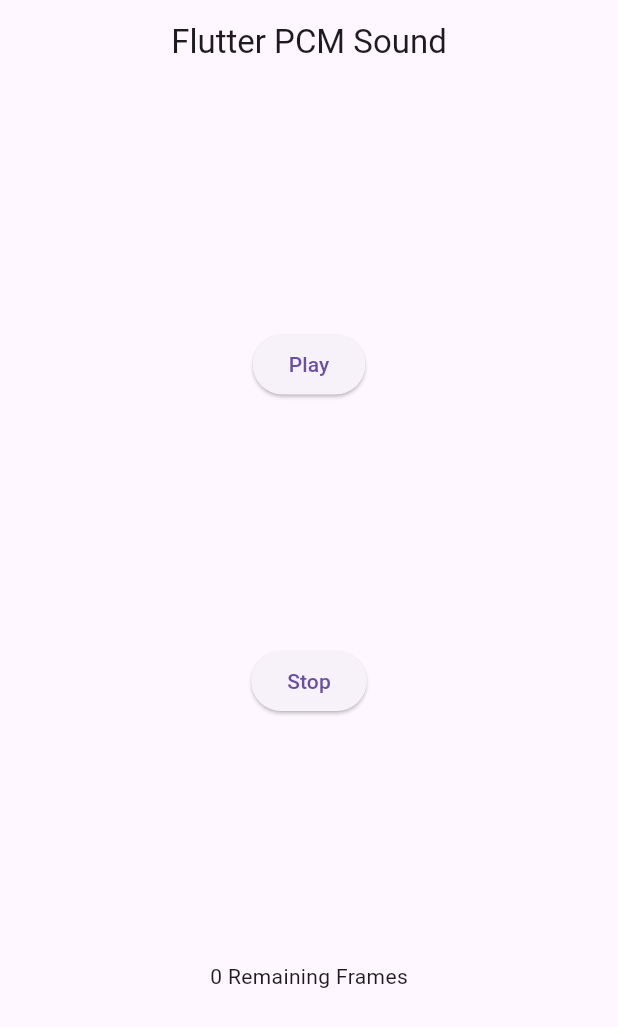
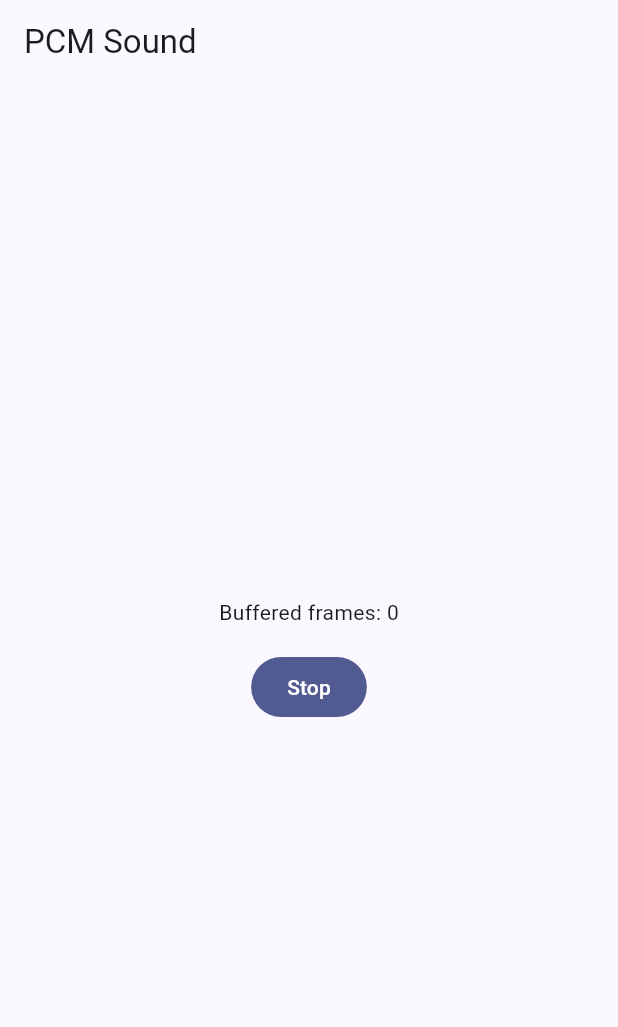
Before and after one commit to yashmanghnani/ym_flutter_pcm_sound, a Flutter app: the screen it shows after launch, after a tap on "Play", on a phone screen of 412 x 824 dp. Shown: the top 1027 px of the screen. Run offline on Flutter 3.47's test engine with Material 3 defaults, Android fonts, the phone set to English and light mode, and no system bars.

Commit message:
Upgrade Flutter PCM plugin for Flutter 3.50
Refresh Android and iOS example projects and platform requirements, remove macOS support, fix PCM buffer handling and playback lifecycle, and update documentation and tests.

```diff
--- a/example/lib/main.dart
+++ b/example/lib/main.dart
@@ -1,108 +1,113 @@
+import 'dart:async';
+
+// Flutter's Material library remains bundled with the SDK.
+// ignore: deprecated_member_use
 import 'package:flutter/material.dart';
-import 'package:flutter_pcm_sound/flutter_pcm_sound.dart';
+import 'package:ym_flutter_pcm_sound/ym_flutter_pcm_sound.dart';
 
-void main() {
-  runApp(MyApp());
+void main() => runApp(const PcmExample());
+
+class PcmExample extends StatelessWidget {
+  const PcmExample({super.key});
+
+  @override
+  Widget build(BuildContext context) => MaterialApp(
+    title: 'PCM Sound',
+    theme: ThemeData(colorSchemeSeed: Colors.indigo),
+    home: const PlayerPage(),
+  );
 }
 
-class MyApp extends StatelessWidget {
-  const MyApp({Key? key}) : super(key: key);
+class PlayerPage extends StatefulWidget {
+  const PlayerPage({super.key});
 
   @override
-  Widget build(BuildContext context) {
-    return PcmSoundApp();
-  }
+  State<PlayerPage> createState() => _PlayerPageState();
 }
 
-class PcmSoundApp extends StatefulWidget {
-  @override
-  _PcmSoundAppState createState() => _PcmSoundAppState();
-}
-
-class _PcmSoundAppState extends State<PcmSoundApp> with WidgetsBindingObserver {
-  static const int sampleRate = 48000;
-  bool _isPlaying = false;
-  bool _isActive = true;
+class _PlayerPageState extends State<PlayerPage> with WidgetsBindingObserver {
+  static const sampleRate = 48000;
+  final _scale = MajorScale(sampleRate: sampleRate, noteDuration: 0.2);
+  bool _ready = false;
+  bool _playing = false;
+  bool _active = true;
   int _remainingFrames = 0;
-  MajorScale scale = MajorScale(sampleRate: sampleRate, noteDuration: 0.20);
-
-  final GlobalKey<ScaffoldMessengerState> _scaffoldMessengerKey =
-      GlobalKey<ScaffoldMessengerState>();
+  String? _error;
 
   @override
   void initState() {
     super.initState();
-    WidgetsBinding.instance.addObserver(this); // register observer
+    WidgetsBinding.instance.addObserver(this);
+    unawaited(_initialize());
+  }
 
-    FlutterPcmSound.setLogLevel(LogLevel.verbose).onError(_showError);
-    FlutterPcmSound.setup(sampleRate: sampleRate, channelCount: 1).onError(_showError);
-    FlutterPcmSound.setFeedThreshold(sampleRate ~/ 10).onError(_showError);
+  Future<void> _initialize() async {
+    try {
+      await FlutterPcmSound.setup(sampleRate: sampleRate, channelCount: 1);
+      await FlutterPcmSound.setFeedThreshold(sampleRate ~/ 10);
+      if (!mounted) return;
       FlutterPcmSound.setFeedCallback(_onFeed);
+      setState(() => _ready = true);
+    } catch (error) {
+      if (mounted) setState(() => _error = error.toString());
+    }
+  }
+
+  void _onFeed(int remainingFrames) {
+    if (!mounted) return;
+    setState(() => _remainingFrames = remainingFrames);
+    if (_playing && _active) unawaited(_feed());
+  }
+
+  Future<void> _feed() async {
+    try {
+      await FlutterPcmSound.feed(
+        PcmArrayInt16.fromList(_scale.generate(periods: 20)),
+      );
+    } catch (error) {
+      if (mounted)
+        setState(() {
+          _playing = false;
+          _error = error.toString();
+        });
+    }
+  }
+
+  @override
+  void didChangeAppLifecycleState(AppLifecycleState state) {
+    _active = state == AppLifecycleState.resumed;
+    if (_active && _playing && _ready) FlutterPcmSound.start();
   }
 
   @override
   void dispose() {
-    WidgetsBinding.instance.removeObserver(this); // clean up
-    FlutterPcmSound.release().onError(_showError);
+    WidgetsBinding.instance.removeObserver(this);
+    FlutterPcmSound.setFeedCallback(null);
+    unawaited(FlutterPcmSound.release());
     super.dispose();
   }
 
   @override
-  void didChangeAppLifecycleState(AppLifecycleState state) {
-    setState(() {
-      _isActive = state == AppLifecycleState.resumed;
-    });
-  }
-
-  bool _showError(Object? err, StackTrace st) {
-    _scaffoldMessengerKey.currentState?.showSnackBar(
-      SnackBar(content: Text("feed failed: $err")),
-    );
-    return true;
-  }
-
-  void _onFeed(int remainingFrames) async {
-    setState(() {
-      _remainingFrames = remainingFrames;
-    });
-
-    // Only feed if playing AND app is active
-    if (_isPlaying && _isActive) {
-      List<int> frames = scale.generate(periods: 20);
-      await FlutterPcmSound.feed(PcmArrayInt16.fromList(frames))
-          .onError(_showError);
-    }
-  }
-
-  @override
-  Widget build(BuildContext context) {
-    return MaterialApp(
-      scaffoldMessengerKey: _scaffoldMessengerKey,
-      theme: ThemeData(primarySwatch: Colors.blue),
-      home: Scaffold(
-        appBar: AppBar(centerTitle: true, title: Text('Flutter PCM Sound')),
+  Widget build(BuildContext context) => Scaffold(
+    appBar: AppBar(title: const Text('PCM Sound')),
     body: Center(
       child: Column(
-            mainAxisAlignment: MainAxisAlignment.spaceEvenly,
+        mainAxisSize: MainAxisSize.min,
         children: [
-              ElevatedButton(
-                onPressed: () {
-                  _isPlaying = true;
-                  FlutterPcmSound.start();
+          Text('Buffered frames: $_remainingFrames'),
+          if (_error != null) Text(_error!),
+          const SizedBox(height: 16),
+          FilledButton(
+            onPressed: !_ready
+                ? null
+                : () {
+                    setState(() => _playing = !_playing);
+                    if (_playing) FlutterPcmSound.start();
                   },
-                child: Text('Play'),
+            child: Text(_playing ? 'Stop' : 'Play'),
           ),
-              ElevatedButton(
-                onPressed: () {
-                  _isPlaying = false;
-                },
-                child: Text('Stop'),
-              ),
-              Text('$_remainingFrames Remaining Frames'),
         ],
-          ),
       ),
     ),
   );
 }
-}
--- a/lib/ym_flutter_pcm_sound.dart
+++ b/lib/ym_flutter_pcm_sound.dart
@@ -19,7 +19,8 @@ enum IosAudioCategory {
 }
 
 class FlutterPcmSound {
-  static const MethodChannel _channel = const MethodChannel('flutter_pcm_sound/methods');
+  static const MethodChannel _channel =
+      MethodChannel('flutter_pcm_sound/methods');
 
   static Function(int)? onFeedSamplesCallback;
 
@@ -36,31 +37,42 @@ class FlutterPcmSound {
   /// setup audio
   /// 'avAudioCategory' is for iOS only,
   /// enabled by default on other platforms
-  static Future<void> setup(
-      {required int sampleRate,
-      required int channelCount,
-      IosAudioCategory iosAudioCategory = IosAudioCategory.playback,
-      bool iosAllowBackgroundAudio = false,
-      }) async {
-    return await _invokeMethod('setup', {
+  static Future<void> setup({
+    required int sampleRate,
+    required int channelCount,
+    IosAudioCategory iosAudioCategory = IosAudioCategory.playback,
+    bool iosAllowBackgroundAudio = false,
+  }) async {
+    if (sampleRate <= 0)
+      throw ArgumentError.value(sampleRate, 'sampleRate', 'Must be positive');
+    if (channelCount != 1 && channelCount != 2) {
+      throw ArgumentError.value(channelCount, 'channelCount', 'Must be 1 or 2');
+    }
+    _needsStart = true;
+    await _invokeMethod('setup', {
       'sample_rate': sampleRate,
       'num_channels': channelCount,
       'ios_audio_category': iosAudioCategory.name,
-      'ios_allow_background_audio' : iosAllowBackgroundAudio,
+      'ios_allow_background_audio': iosAllowBackgroundAudio,
     });
   }
 
   /// queue 16-bit samples (little endian)
   static Future<void> feed(PcmArrayInt16 buffer) async {
     if (_needsStart && buffer.count != 0) _needsStart = false;
-    return await _invokeMethod('feed', {'buffer': buffer.bytes.buffer.asUint8List()});
+    await _invokeMethod('feed', {
+      'buffer': buffer.bytes.buffer
+          .asUint8List(buffer.bytes.offsetInBytes, buffer.bytes.lengthInBytes)
+    });
   }
 
   /// set the threshold at which we call the
   /// feed callback. i.e. if we have less than X
   /// queued frames, the feed callback will be invoked
   static Future<void> setFeedThreshold(int threshold) async {
-    return await _invokeMethod('setFeedThreshold', {'feed_threshold': threshold});
+    if (threshold < 0)
+      throw ArgumentError.value(threshold, 'threshold', 'Must not be negative');
+    await _invokeMethod('setFeedThreshold', {'feed_threshold': threshold});
   }
 
   /// Your feed callback is invoked _once_ for each of these events:
@@ -87,7 +99,8 @@ class FlutterPcmSound {
 
   /// release all audio resources
   static Future<void> release() async {
-    return await _invokeMethod('release');
+    await _invokeMethod('release');
+    _needsStart = true;
   }
 
   static Future<T?> _invokeMethod<T>(String method, [dynamic arguments]) async {
@@ -96,7 +109,8 @@ class FlutterPcmSound {
       if (method == 'feed') {
         Uint8List data = arguments['buffer'];
         if (data.lengthInBytes > 6) {
-          args = '(${data.lengthInBytes ~/ 2} samples) ${data.sublist(0, 6)} ...';
+          args =
+              '(${data.lengthInBytes ~/ 2} samples) ${data.sublist(0, 6)} ...';
         } else {
           args = '(${data.lengthInBytes ~/ 2} samples) $data';
         }
@@ -145,20 +159,20 @@ class PcmArrayInt16 {
   factory PcmArrayInt16.fromList(List<int> list) {
     var byteData = ByteData(list.length * 2);
     for (int i = 0; i < list.length; i++) {
-      byteData.setInt16(i * 2, list[i], Endian.host);
+      byteData.setInt16(i * 2, list[i], Endian.little);
     }
     return PcmArrayInt16(bytes: byteData);
   }
 
   int get count => bytes.lengthInBytes ~/ 2;
 
-  operator [](int idx) {
-    int vv = bytes.getInt16(idx * 2, Endian.host);
+  int operator [](int idx) {
+    int vv = bytes.getInt16(idx * 2, Endian.little);
     return vv;
   }
 
-  operator []=(int idx, int value) {
-    return bytes.setInt16(idx * 2, value, Endian.host);
+  void operator []=(int idx, int value) {
+    bytes.setInt16(idx * 2, value, Endian.little);
   }
 }
 
@@ -172,7 +186,16 @@ class MajorScale {
 
   // C Major Scale (Just Intonation)
   List<double> get scale {
-    List<double> c = [261.63, 294.33, 327.03, 348.83, 392.44, 436.05, 490.55, 523.25];
+    List<double> c = [
+      261.63,
+      294.33,
+      327.03,
+      348.83,
+      392.44,
+      436.05,
+      490.55,
+      523.25
+    ];
     return [c[0]] + c + c.reversed.toList().sublist(0, c.length - 1);
   }
 
@@ -205,14 +228,21 @@ class MajorScale {
   }
 
   // generate a sine wave
-  List<int> cosineWave({int periods = 1, int sampleRate = 44100, double freq = 440, double volume = 0.5}) {
+  List<int> cosineWave(
+      {int periods = 1,
+      int sampleRate = 44100,
+      double freq = 440,
+      double volume = 0.5}) {
     final period = 1.0 / freq;
     final nFramesPerPeriod = (period * sampleRate).toInt();
     final totalFrames = nFramesPerPeriod * periods;
     final step = math.pi * 2 / nFramesPerPeriod;
     List<int> data = List.filled(totalFrames, 0);
     for (int i = 0; i < totalFrames; i++) {
-      data[i] = (math.cos(step * (i % nFramesPerPeriod)) * volume * 32768).toInt() - 16384;
+      data[i] = (math.cos(step * (i % nFramesPerPeriod)) *
+              volume.clamp(0.0, 1.0) *
+              32767)
+          .round();
     }
     return data;
   }
@@ -226,7 +256,11 @@ class MajorScale {
     List<int> frames = [];
     for (int i = 0; i < periods; i++) {
       _periodCount %= _periodsForScale;
-      frames += cosineWave(periods: 1, sampleRate: sampleRate, freq: scale[noteIdx], volume: volume);
+      frames += cosineWave(
+          periods: 1,
+          sampleRate: sampleRate,
+          freq: scale[noteIdx],
+          volume: volume);
       _periodCount++;
     }
     return frames;
```
Also changed, not shown: example/pubspec.yaml (+6 -2 lines), pubspec.yaml (+8 -5 lines), example/pubspec.lock, pubspec.lock, 78 other files. Lines whose indentation alone changed are shown as unchanged.
